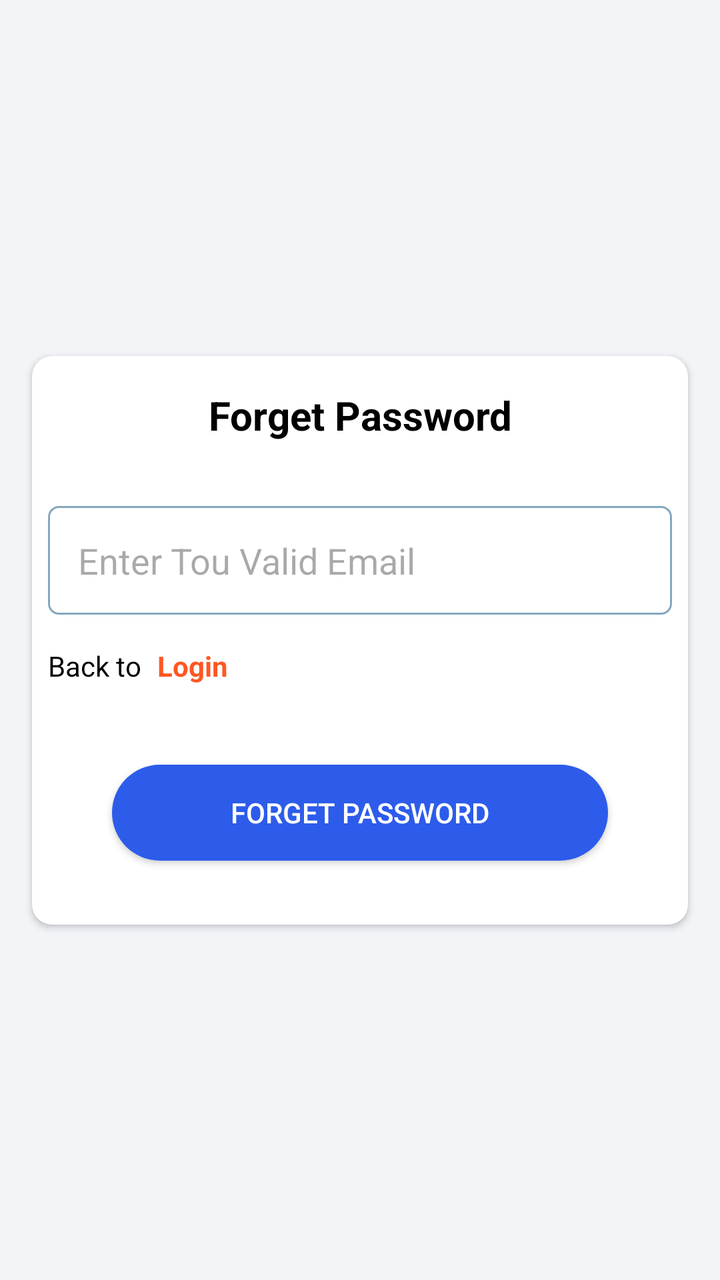
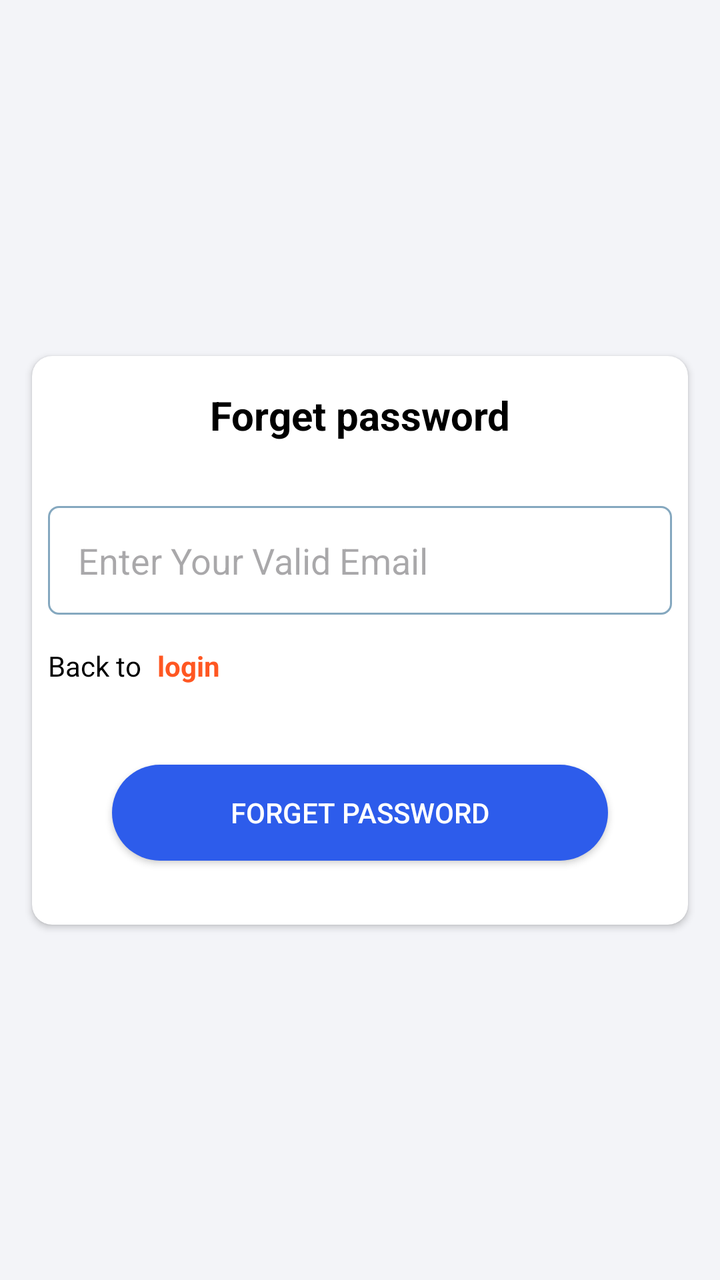

Compare the two renders of this Android layout. The source of the first and the diff that turns it into the second are given below.
<!-- AndroidManifest.xml: application theme Theme.DmilF -->
<!-- res/layout/activity_forget.xml -->
<?xml version="1.0" encoding="utf-8"?>
<androidx.constraintlayout.widget.ConstraintLayout xmlns:android="http://schemas.android.com/apk/res/android"
    xmlns:app="http://schemas.android.com/apk/res-auto"
    xmlns:tools="http://schemas.android.com/tools"
    android:id="@+id/main"
    android:layout_width="match_parent"
    android:layout_height="match_parent"
    android:background="@color/lang_bg_color"
    tools:context=".views.activites.ForgetActivity">

    <androidx.cardview.widget.CardView
        android:layout_width="match_parent"
        android:layout_height="wrap_content"
        android:layout_marginStart="16dp"
        android:layout_marginEnd="16dp"
        app:cardBackgroundColor="@color/white"
        app:cardCornerRadius="10dp"
        app:layout_constraintBottom_toBottomOf="parent"
        app:layout_constraintEnd_toEndOf="parent"
        app:layout_constraintStart_toStartOf="parent"
        app:layout_constraintTop_toTopOf="parent">

        <androidx.constraintlayout.widget.ConstraintLayout
            android:layout_width="match_parent"
            android:layout_height="match_parent">

            <TextView
                android:id="@+id/textView3"
                android:layout_width="wrap_content"
                android:layout_height="wrap_content"
                android:layout_marginTop="16dp"
                android:text="Forget Password"
                android:textColor="@color/black"
                android:textSize="20sp"
                android:textStyle="bold"
                app:layout_constraintEnd_toEndOf="parent"
                app:layout_constraintStart_toStartOf="parent"
                app:layout_constraintTop_toTopOf="parent" />

            <EditText
                android:id="@+id/edtForgetEmail"
                android:layout_width="0dp"
                android:layout_height="wrap_content"
                android:layout_marginStart="8dp"
                android:layout_marginTop="32dp"
                android:layout_marginEnd="8dp"
                android:background="@drawable/edt_back"
                android:ems="10"
                android:hint="Enter Tou Valid Email"
                android:inputType="text"
                android:padding="15dp"
                app:layout_constraintEnd_toEndOf="parent"
                app:layout_constraintStart_toStartOf="parent"
                app:layout_constraintTop_toBottomOf="@+id/textView3" />

            <TextView
                android:id="@+id/textView6"
                android:layout_width="wrap_content"
                android:layout_height="wrap_content"
                android:layout_marginTop="16dp"
                android:text="Back to"
                android:textColor="@color/black"
                app:layout_constraintStart_toStartOf="@+id/edtForgetEmail"
                app:layout_constraintTop_toBottomOf="@+id/edtForgetEmail" />

            <TextView
                android:id="@+id/BacktoLogin"
                android:layout_width="wrap_content"
                android:layout_height="wrap_content"
                android:layout_marginStart="8dp"
                android:text="Login"
                android:textColor="#FF5722"
                android:textStyle="bold"
                app:layout_constraintStart_toEndOf="@+id/textView6"
                app:layout_constraintTop_toTopOf="@+id/textView6" />

            <androidx.appcompat.widget.AppCompatButton
                android:id="@+id/btnForget"
                android:layout_width="0dp"
                android:layout_height="wrap_content"
                android:layout_marginStart="40dp"
                android:layout_marginTop="40dp"
                android:layout_marginEnd="40dp"
                android:layout_marginBottom="32dp"
                android:background="@drawable/card_background"
                android:text="FORGET PASSWORD"
                android:textColor="@color/white"
                app:layout_constraintBottom_toBottomOf="parent"
                app:layout_constraintEnd_toEndOf="parent"
                app:layout_constraintStart_toStartOf="parent"
                app:layout_constraintTop_toBottomOf="@+id/textView6" />
        </androidx.constraintlayout.widget.ConstraintLayout>
    </androidx.cardview.widget.CardView>

    <LinearLayout
        android:id="@+id/bannerAd"
        android:layout_width="match_parent"
        android:layout_height="wrap_content"
        android:orientation="vertical"
        android:layout_marginBottom="16dp"
        app:layout_constraintBottom_toBottomOf="parent"
        app:layout_constraintEnd_toEndOf="parent"
        app:layout_constraintStart_toStartOf="parent" />
</androidx.constraintlayout.widget.ConstraintLayout>
<!-- resources referenced by this layout -->
<resources>
  <color name="black">#FF000000</color>
  <color name="lang_bg_color">#F3F4F8</color>
  <color name="white">#FFFFFFFF</color>
  <!-- drawable card_background (drawable) -->
  <?xml version="1.0" encoding="utf-8"?>
  <selector xmlns:android="http://schemas.android.com/apk/res/android">
  <item>
  <shape android:shape="rectangle">
      <solid android:color="#2D5CEB"/>
      <corners android:radius="28dp"/>
  </shape>
  </item>
  </selector>
  <!-- drawable edt_back (drawable) -->
  <?xml version="1.0" encoding="utf-8"?>
  <shape xmlns:android="http://schemas.android.com/apk/res/android">
  
      <stroke
          android:color="@color/dWhite"
          android:width="1dp"/>
  
      <corners
          android:radius="5dp"/>
  </shape>
  <style name="Theme.DmilF" parent="Base.Theme.DmilF" />
  <color name="dWhite">#85A8BF</color>
  <style name="Base.Theme.DmilF" parent="Theme.Material3.DayNight.NoActionBar">
          
          <item name="colorPrimary">@color/dWhite</item> --&gt;
      </style>
</resources>

<!-- the commit's change to res/layout/activity_forget.xml (unified diff, before → after) -->
@@ -29,7 +29,7 @@
                 android:layout_width="wrap_content"
                 android:layout_height="wrap_content"
                 android:layout_marginTop="16dp"
-                android:text="Forget Password"
+                android:text="@string/forget_password"
                 android:textColor="@color/black"
                 android:textSize="20sp"
                 android:textStyle="bold"
@@ -46,7 +46,7 @@
                 android:layout_marginEnd="8dp"
                 android:background="@drawable/edt_back"
                 android:ems="10"
-                android:hint="Enter Tou Valid Email"
+                android:hint="@string/enter_valid_email"
                 android:inputType="text"
                 android:padding="15dp"
                 app:layout_constraintEnd_toEndOf="parent"
@@ -58,7 +58,7 @@
                 android:layout_width="wrap_content"
                 android:layout_height="wrap_content"
                 android:layout_marginTop="16dp"
-                android:text="Back to"
+                android:text="@string/back_to"
                 android:textColor="@color/black"
                 app:layout_constraintStart_toStartOf="@+id/edtForgetEmail"
                 app:layout_constraintTop_toBottomOf="@+id/edtForgetEmail" />
@@ -68,7 +68,7 @@
                 android:layout_width="wrap_content"
                 android:layout_height="wrap_content"
                 android:layout_marginStart="8dp"
-                android:text="Login"
+                android:text="login"
                 android:textColor="#FF5722"
                 android:textStyle="bold"
                 app:layout_constraintStart_toEndOf="@+id/textView6"
@@ -83,7 +83,7 @@
                 android:layout_marginEnd="40dp"
                 android:layout_marginBottom="32dp"
                 android:background="@drawable/card_background"
-                android:text="FORGET PASSWORD"
+                android:text="@string/forget_password_button"
                 android:textColor="@color/white"
                 app:layout_constraintBottom_toBottomOf="parent"
                 app:layout_constraintEnd_toEndOf="parent"
<!-- resource entries referenced after the edit -->
@@ -24,6 +24,10 @@
       <corners
           android:radius="5dp"/>
   </shape>
+  <string name="back_to">Back to</string>
+  <string name="enter_valid_email">Enter Your Valid Email</string>
+  <string name="forget_password">Forget password</string>
+  <string name="forget_password_button">FORGET PASSWORD</string>
   <style name="Theme.DmilF" parent="Base.Theme.DmilF" />
   <color name="dWhite">#85A8BF</color>
   <style name="Base.Theme.DmilF" parent="Theme.Material3.DayNight.NoActionBar">
